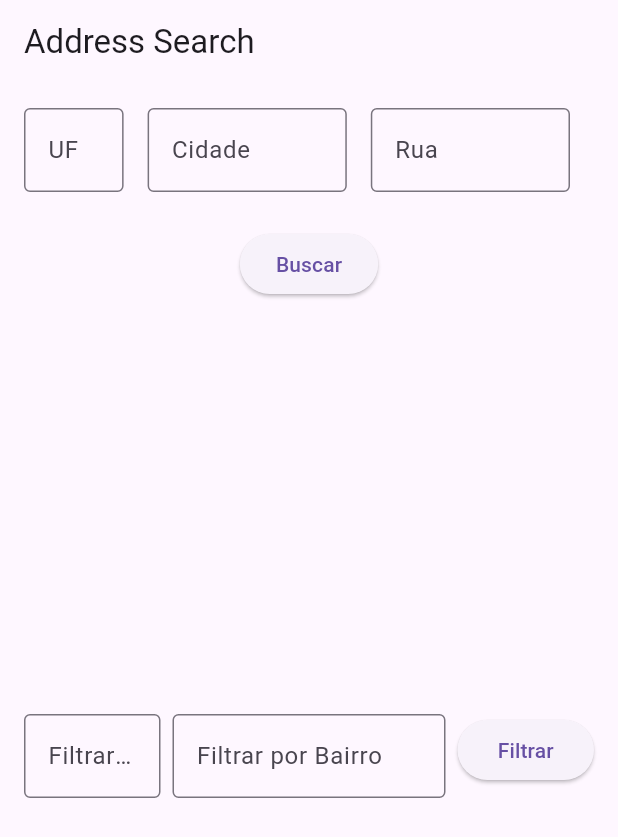
After one commit to emilson-silva/flutter_7_pay, a Flutter app: the screen it shows after launch, on a phone screen of 412 x 824 dp. The commit adds this screen. Shown: the top 837 px of the screen. Run offline on Flutter 3.47's test engine with Material 3 defaults, Android fonts, the light colour scheme and no system bars.

Commit message:
ajsutes na consulta e filtros

```diff
--- /dev/null
+++ b/lib/src/page/consulta_endereços_page.dart
@@ -0,0 +1,204 @@
+import 'dart:convert';
+
+import 'package:flutter/material.dart';
+import 'package:http/http.dart' as http;
+
+class ConsultarEnderecosPage extends StatefulWidget {
+  const ConsultarEnderecosPage({super.key});
+
+  @override
+  // ignore: library_private_types_in_public_api
+  _ConsultarEnderecosPageState createState() => _ConsultarEnderecosPageState();
+}
+
+class _ConsultarEnderecosPageState extends State<ConsultarEnderecosPage> {
+  TextEditingController ufController = TextEditingController();
+  TextEditingController cityController = TextEditingController();
+  TextEditingController streetController = TextEditingController();
+  TextEditingController filterUfController = TextEditingController();
+  TextEditingController filterBairroController = TextEditingController();
+
+  List<Address> addresses = [];
+  List<Address> filteredAddresses = [];
+
+  Future<void> searchAddresses() async {
+    String uf = ufController.text;
+    String city = cityController.text;
+    String street = streetController.text;
+    String url = 'https://viacep.com.br/ws/$uf/$city/$street/json/';
+
+    var response = await http.get(Uri.parse(url));
+
+    if (response.statusCode == 200) {
+      var data = json.decode(response.body) as List;
+      setState(() {
+        addresses = data.map((json) => Address.fromJson(json)).toList();
+        filteredAddresses = List.from(addresses);
+      });
+    } else {
+      print('Failed to load addresses');
+    }
+  }
+
+  void filterAddresses() {
+    setState(() {
+      filteredAddresses = addresses.where((address) {
+        return (filterUfController.text.isEmpty ||
+                address.uf == filterUfController.text) &&
+            (filterBairroController.text.isEmpty ||
+                address.bairro == filterBairroController.text);
+      }).toList();
+    });
+  }
+
+  @override
+  Widget build(BuildContext context) {
+    return Scaffold(
+      appBar: AppBar(
+        title: const Text('Address Search'),
+      ),
+      body: Padding(
+        padding: const EdgeInsets.all(16.0),
+        child: Column(
+          children: [
+            Row(
+              crossAxisAlignment: CrossAxisAlignment.start,
+              children: [
+                Expanded(
+                  flex: 1,
+                  child: TextField(
+                    controller: ufController,
+                    decoration: const InputDecoration(
+                      labelText: 'UF',
+                      border: OutlineInputBorder(), // Adiciona uma borda
+                    ),
+                  ),
+                ),
+                const SizedBox(
+                    width: 16.0), // Adiciona um espaço entre os campos
+                Expanded(
+                  flex: 2,
+                  child: SizedBox(
+                    child: TextField(
+                      controller: cityController,
+                      decoration: const InputDecoration(
+                        labelText: 'Cidade',
+                        border: OutlineInputBorder(),
+                      ),
+                    ),
+                  ),
+                ),
+                const SizedBox(width: 16.0),
+                Expanded(
+                  flex: 2,
+                  child: TextField(
+                    controller: streetController,
+                    decoration: const InputDecoration(
+                      labelText: 'Rua',
+                      border: OutlineInputBorder(),
+                    ),
+                  ),
+                ),
+                const SizedBox(width: 16.0),
+              ],
+            ),
+            const SizedBox(height: 24.0),
+            ElevatedButton(
+              onPressed: searchAddresses,
+              child: const Text('Buscar'),
+            ),
+            Expanded(
+              child: ListView.builder(
+                itemCount: addresses.length,
+                itemBuilder: (context, index) {
+                  return ListTile(
+                    title: Text(addresses[index].logradouro),
+                    subtitle: Text(
+                        '${addresses[index].bairro}, ${addresses[index].localidade}, ${addresses[index].uf}'),
+                  );
+                },
+              ),
+            ),
+            const SizedBox(height: 24.0),
+            Row(
+              crossAxisAlignment: CrossAxisAlignment.start,
+              children: [
+                Expanded(
+                  flex: 1,
+                  child: TextField(
+                    controller: filterUfController,
+                    decoration: const InputDecoration(
+                      labelText: 'Filtrar por UF',
+                      border: OutlineInputBorder(),
+                    ),
+                  ),
+                ),
+                const SizedBox(width: 8.0),
+                Expanded(
+                  flex: 2,
+                  child: TextField(
+                    controller: filterBairroController,
+                    decoration: const InputDecoration(
+                      labelText: 'Filtrar por Bairro',
+                      border: OutlineInputBorder(),
+                    ),
+                  ),
+                ),
+                const SizedBox(width: 8.0),
+                Expanded(
+                  flex: 1,
+                  child: ElevatedButton(
+                    onPressed: filterAddresses,
+                    child: const Text('Filtrar'),
+                  ),
+                ),
+              ],
+            ),
+            const SizedBox(height: 24.0),
+            Expanded(
+              child: ListView.builder(
+                itemCount: filteredAddresses.length,
+                itemBuilder: (context, index) {
+                  return ListTile(
+                    title: Text(filteredAddresses[index].logradouro),
+                    subtitle: Text(
+                        '${filteredAddresses[index].bairro}, ${filteredAddresses[index].localidade}, ${filteredAddresses[index].uf}'),
+                  );
+                },
+              ),
+            ),
+          ],
+        ),
+      ),
+    );
+  }
+}
+
+class Address {
+  final String cep;
+  final String logradouro;
+  final String complemento;
+  final String bairro;
+  final String localidade;
+  final String uf;
+
+  Address({
+    required this.cep,
+    required this.logradouro,
+    required this.complemento,
+    required this.bairro,
+    required this.localidade,
+    required this.uf,
+  });
+
+  factory Address.fromJson(Map<String, dynamic> json) {
+    return Address(
+      cep: json['cep'],
+      logradouro: json['logradouro'],
+      complemento: json['complemento'],
+      bairro: json['bairro'],
+      localidade: json['localidade'],
+      uf: json['uf'],
+    );
+  }
+}
```
Also changed, not shown: lib/main.dart (+3 -133 lines), lib/src/page/consulta_endereços.dart (deleted).
